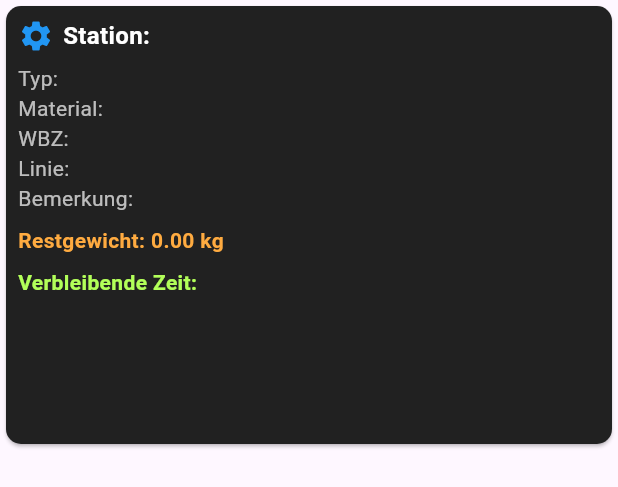
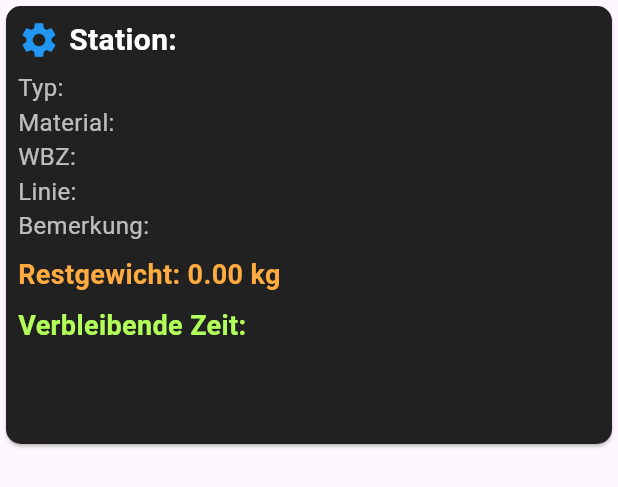
Before and after one commit to svenger87/ttp_urlcompleter, a Flutter app: the StationCard widget shown alone on an empty page, opened directly with empty values, on a phone screen of 412 x 824 dp. Shown: the top 487 px of the screen. Run offline on Flutter 3.47's test engine with Material 3 defaults, Android fonts, the phone set to English and light mode, and no system bars; our stand-ins replace flutter_svg, flutter_typeahead, material_design_icons_flutter, shared_preferences, vibration, video_player; missing offline and left inert: flutter_inappwebview, qr_code_scanner, syncfusion_flutter_pdf, syncfusion_flutter_pdfviewer, video_player_win; accounts and stored records are empty; network calls fail; project files that could hold a hidden picture were left out.

Commit message:
Increase font sizes

```diff
--- a/hangerstations_dashboard_module/lib/screens/hangerstations_dashboard_module.dart
+++ b/hangerstations_dashboard_module/lib/screens/hangerstations_dashboard_module.dart
@@ -292,6 +292,8 @@ class _DashboardState extends State<Dashboard> with TickerProviderStateMixin {
             controller: _tabController,
             labelColor: Colors.white,
             unselectedLabelColor: Colors.grey,
+            labelStyle: const TextStyle(fontSize: 18.0),
+            unselectedLabelStyle: const TextStyle(fontSize: 16.0),
             tabs: const [
               Tab(text: 'Aufhängestationen'),
               Tab(text: 'Materialfluss'),
@@ -514,13 +516,13 @@ class StationCard extends StatelessWidget {
               Row(
                 children: [
                   Icon(Icons.settings,
-                      color: statusColor, size: isSmallScreen ? 20 : 24),
+                      color: statusColor, size: isSmallScreen ? 24 : 28),
                   const SizedBox(width: 6),
                   Expanded(
                     child: Text(
                       'Station: $stationName',
                       style: TextStyle(
-                        fontSize: isSmallScreen ? 12 : 16,
+                        fontSize: isSmallScreen ? 16 : 20,
                         fontWeight: FontWeight.bold,
                         color: Colors.white,
                       ),
@@ -539,7 +541,7 @@ class StationCard extends StatelessWidget {
                     Text(
                       'Typ: $type',
                       style: TextStyle(
-                        fontSize: isSmallScreen ? 10 : 14,
+                        fontSize: isSmallScreen ? 12 : 16,
                         color: Colors.white70,
                       ),
                       maxLines: 1,
@@ -548,7 +550,7 @@ class StationCard extends StatelessWidget {
                     Text(
                       'Material: $materialNumber',
                       style: TextStyle(
-                        fontSize: isSmallScreen ? 10 : 14,
+                        fontSize: isSmallScreen ? 12 : 16,
                         color: Colors.white70,
                       ),
                       maxLines: 1,
@@ -557,7 +559,7 @@ class StationCard extends StatelessWidget {
                     Text(
                       'WBZ: $wbz',
                       style: TextStyle(
-                        fontSize: isSmallScreen ? 10 : 14,
+                        fontSize: isSmallScreen ? 12 : 16,
                         color: Colors.white70,
                       ),
                       maxLines: 1,
@@ -566,7 +568,7 @@ class StationCard extends StatelessWidget {
                     Text(
                       'Linie: $workplace',
                       style: TextStyle(
-                        fontSize: isSmallScreen ? 10 : 14,
+                        fontSize: isSmallScreen ? 12 : 16,
                         color: Colors.white70,
                       ),
                       maxLines: 1,
@@ -575,17 +577,17 @@ class StationCard extends StatelessWidget {
                     Text(
                       'Bemerkung: $remark',
                       style: TextStyle(
-                        fontSize: isSmallScreen ? 10 : 14,
+                        fontSize: isSmallScreen ? 12 : 16,
                         color: Colors.white70,
                       ),
-                      maxLines: 1,
+                      maxLines: 2,
                       overflow: TextOverflow.ellipsis,
                     ),
                     const SizedBox(height: 8),
                     Text(
                       'Restgewicht: ${remainingWeight.toStringAsFixed(2)} kg',
                       style: TextStyle(
-                        fontSize: isSmallScreen ? 10 : 14,
+                        fontSize: isSmallScreen ? 14 : 18,
                         color: Colors.orangeAccent,
                         fontWeight: FontWeight.bold,
                       ),
@@ -595,7 +597,7 @@ class StationCard extends StatelessWidget {
                     Text(
                       'Verbleibende Zeit: $timeRemaining',
                       style: TextStyle(
-                        fontSize: isSmallScreen ? 10 : 14,
+                        fontSize: isSmallScreen ? 14 : 18,
                         color: Colors.lightGreenAccent,
                         fontWeight: FontWeight.bold,
                       ),
```
